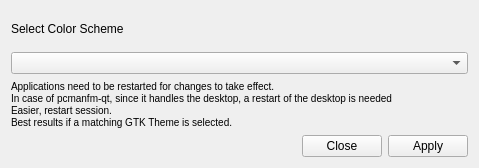
Qt form data/designer/main.ui (hmollercl/lubuntu-breeze-config) before a commit.
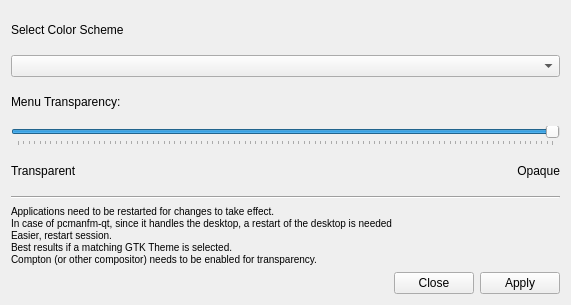
The same form after that commit. Icons and pictures are not drawn.

The edit to the form file:
```diff
--- a/data/designer/main.ui
+++ b/data/designer/main.ui
@@ -6,8 +6,8 @@
    <rect>
     <x>0</x>
     <y>0</y>
-    <width>479</width>
-    <height>168</height>
+    <width>571</width>
+    <height>305</height>
    </rect>
   </property>
   <property name="windowTitle">
@@ -31,12 +31,67 @@
    <item>
     <widget class="QComboBox" name="comboBox"/>
    </item>
+   <item>
+    <widget class="QLabel" name="label2">
+     <property name="text">
+      <string>Menu Transparency:</string>
+     </property>
+    </widget>
+   </item>
+   <item>
+    <widget class="QSlider" name="horizontalSlider">
+     <property name="value">
+      <number>99</number>
+     </property>
+     <property name="orientation">
+      <enum>Qt::Horizontal</enum>
+     </property>
+     <property name="invertedAppearance">
+      <bool>false</bool>
+     </property>
+     <property name="invertedControls">
+      <bool>false</bool>
+     </property>
+     <property name="tickPosition">
+      <enum>QSlider::TicksBelow</enum>
+     </property>
+    </widget>
+   </item>
+   <item>
+    <layout class="QHBoxLayout" name="horizontalLayout_2">
+     <item>
+      <widget class="QLabel" name="label3a">
+       <property name="text">
+        <string>Transparent</string>
+       </property>
+      </widget>
+     </item>
+     <item>
+      <widget class="QLabel" name="label3b">
+       <property name="text">
+        <string>Opaque</string>
+       </property>
+       <property name="alignment">
+        <set>Qt::AlignRight|Qt::AlignTrailing|Qt::AlignVCenter</set>
+       </property>
+      </widget>
+     </item>
+    </layout>
+   </item>
+   <item>
+    <widget class="Line" name="line">
+     <property name="orientation">
+      <enum>Qt::Horizontal</enum>
+     </property>
+    </widget>
+   </item>
    <item>
     <widget class="QLabel" name="note">
      <property name="text">
       <string>&lt;font size=&quot;-1&quot;&gt;Applications need to be restarted for changes to take effect.&lt;br&gt;
 In case of pcmanfm-qt, since it handles the desktop, a restart of the desktop is needed&lt;br/&gt;
-Easier, restart session.&lt;br/&gt;Best results if a matching GTK Theme is selected.&lt;/font&gt;</string>
+Easier, restart session.&lt;br/&gt;Best results if a matching GTK Theme is selected.&lt;br/&gt;
+Compton (or other compositor) needs to be enabled for transparency.&lt;/font&gt;</string>
      </property>
     </widget>
    </item>
```
